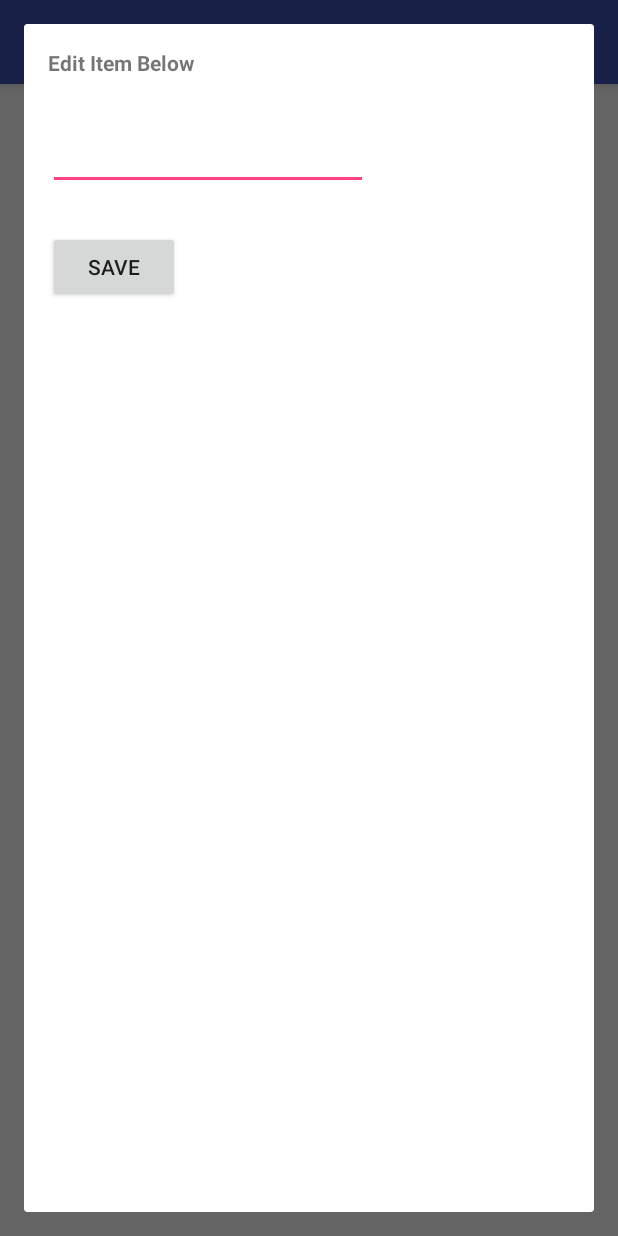
After one commit to bzhong/Favorite-songs, an Android app: the fragment EditTodoItemDialogFragment shown on its own in the app's theme, on a phone screen of 412 x 824 dp. The commit adds this screen. Run offline under Robolectric (Android 15) with nearby library versions, the phone set to English and light mode, and no system bars; 2 statements that could not run were skipped.

Commit message:
1. replace sub activity with DialogFragment

```diff
--- a/app/src/main/AndroidManifest.xml
+++ b/app/src/main/AndroidManifest.xml
@@ -6,7 +6,7 @@
         android:name=".MyApplication"
         android:allowBackup="true"
         android:icon="@mipmap/ic_launcher"
-        android:label="Favorite Songs"
+        android:label="Favorite Todo App"
         android:supportsRtl="true"
         android:theme="@style/AppTheme">
         <activity android:name=".MainActivity">
--- /dev/null
+++ b/app/src/main/java/com/codepath/simpletodo/EditTodoItemDialogFragment.java
@@ -0,0 +1,88 @@
+package com.codepath.simpletodo;
+
+import android.os.Bundle;
+import android.support.v4.app.DialogFragment;
+import android.view.LayoutInflater;
+import android.view.View;
+import android.view.ViewGroup;
+import android.view.WindowManager;
+import android.widget.Button;
+import android.widget.EditText;
+
+public class EditTodoItemDialogFragment extends DialogFragment {
+
+    private EditText mEditText;
+
+    public EditTodoItemDialogFragment() {
+        // Empty constructor is required for DialogFragment
+        // Make sure not to add arguments to the constructor
+        // Use `newInstance` instead as shown below
+    }
+
+    public static EditTodoItemDialogFragment newInstance(String title) {
+        EditTodoItemDialogFragment frag = new EditTodoItemDialogFragment();
+        Bundle args = new Bundle();
+        args.putString("title", title);
+        frag.setArguments(args);
+        return frag;
+    }
+
+    @Override
+    public View onCreateView(LayoutInflater inflater, ViewGroup container,
+                             Bundle savedInstanceState) {
+        return inflater.inflate(R.layout.activity_edit, container);
+    }
+
+    @Override
+    public void onViewCreated(View view, Bundle savedInstanceState) {
+        super.onViewCreated(view, savedInstanceState);
+
+        // Fetch arguments from bundle and set title
+        String title = getArguments().getString("title", "Todo Item");
+        getDialog().setTitle(title);
+
+        Button saveButton = (Button) view.findViewById(R.id.save);
+        saveButton.setOnClickListener(new View.OnClickListener() {
+            @Override
+            public void onClick(View v) {
+                onUpdateItem(v);
+            }
+        });
+
+        // Get field from view
+        mEditText = (EditText) view.findViewById(R.id.updateText);
+        displayTextIfExist();
+    }
+
+    private void displayTextIfExist() {
+        String text = getArguments().getString("itemText");
+        if (text != null) {
+            mEditText.setText(text);
+            mEditText.setSelection(text.length());
+        }
+    }
+
+    @Override
+    public void onResume() {
+        // Get existing layout params for the window
+        ViewGroup.LayoutParams params = getDialog().getWindow().getAttributes();
+        // Assign window properties to fill the parent
+        params.width = WindowManager.LayoutParams.MATCH_PARENT;
+        params.height = WindowManager.LayoutParams.MATCH_PARENT;
+        getDialog().getWindow().setAttributes((android.view.WindowManager.LayoutParams) params);
+        // Call super onResume after sizing
+        super.onResume();
+    }
+
+    public interface EditTodoItemDialogListener {
+        void onFinishEditDialog(String inputText, int pos);
+    }
+
+    public void onUpdateItem(View v) {
+        // Return input text back to activity through the implemented listener
+        EditTodoItemDialogListener listener = (EditTodoItemDialogListener) getActivity();
+        listener.onFinishEditDialog(mEditText.getText().toString(), getArguments().getInt("itemIndex"));
+        // Close the dialog and return back to the parent activity
+        dismiss();
+    }
+}
--- a/app/src/main/res/layout/activity_edit.xml
+++ b/app/src/main/res/layout/activity_edit.xml
@@ -17,7 +17,8 @@
         android:layout_alignParentTop="true"
         android:layout_alignParentLeft="true"
         android:layout_alignParentStart="true"
-        android:id="@+id/textView" />
+        android:id="@+id/textView"
+        android:textStyle="normal|bold" />
 
     <EditText
         android:layout_width="wrap_content"
@@ -40,4 +41,5 @@
         android:layout_below="@+id/updateText"
         android:layout_alignParentLeft="true"
         android:layout_alignParentStart="true" />
+
 </RelativeLayout>
```
Also changed, not shown: app/src/main/java/com/codepath/simpletodo/MainActivity.java (+27 -20 lines), app/src/main/res/layout/activity_main.xml (+0 -16 lines), app/src/main/res/layout/todo_item.xml (+27 -9 lines).
